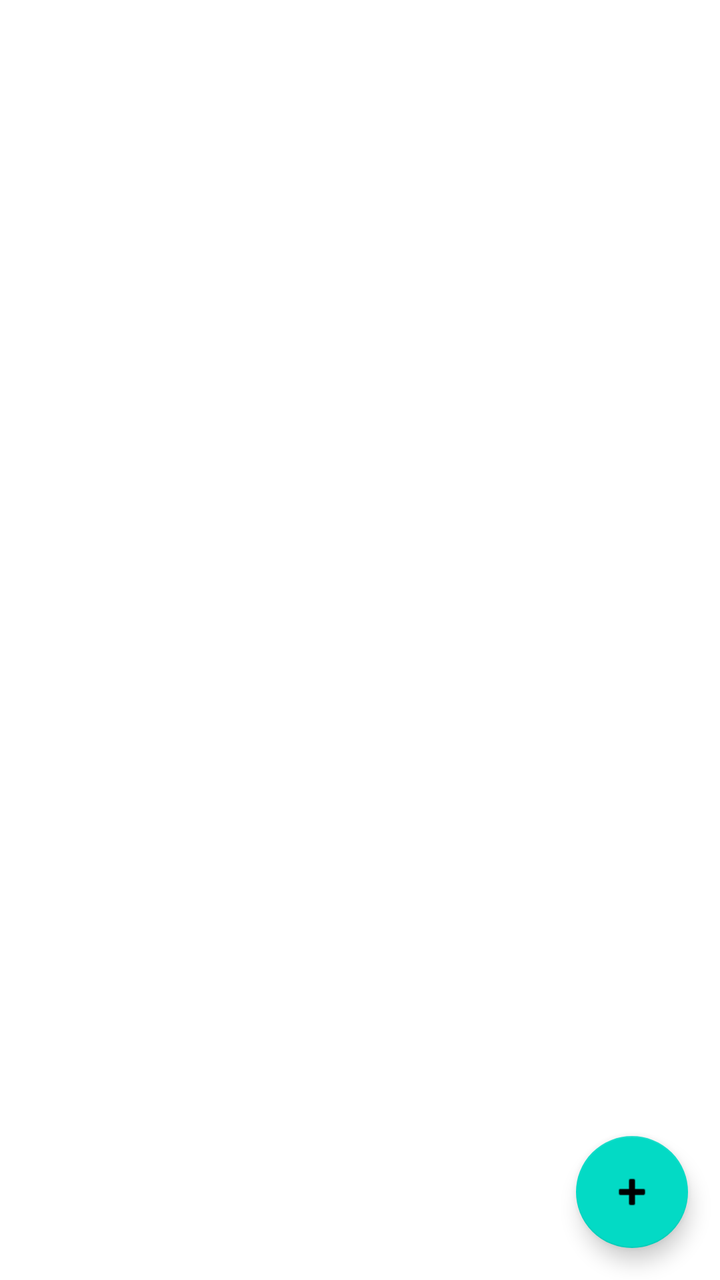
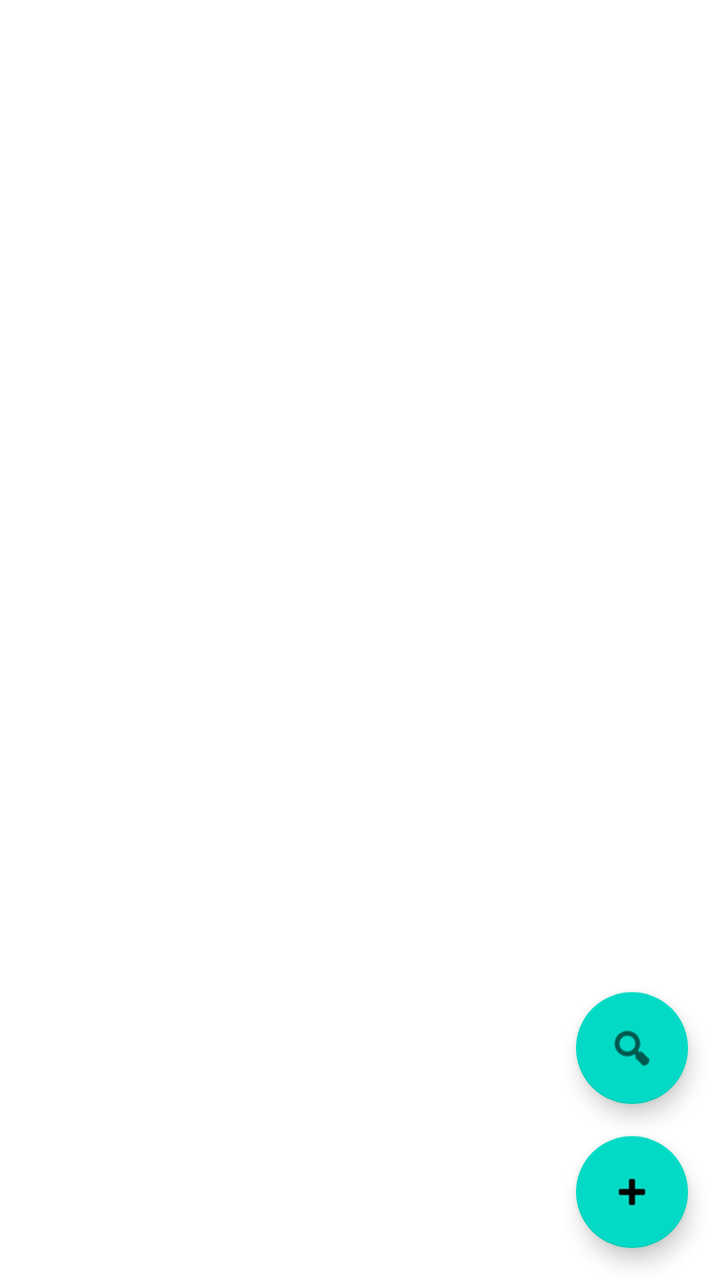

Two renders of the same Android screen: before a commit and after it. Below are the layout's source before the change and the commit's diff.
<!-- AndroidManifest.xml: application theme Theme.Photos -->
<!-- res/layout/activity_main.xml -->
<?xml version="1.0" encoding="utf-8"?>
<androidx.constraintlayout.widget.ConstraintLayout xmlns:android="http://schemas.android.com/apk/res/android"
    xmlns:app="http://schemas.android.com/apk/res-auto"
    android:layout_width="match_parent"
    android:layout_height="match_parent">

    <androidx.recyclerview.widget.RecyclerView
        android:id="@+id/albumsRecyclerView"
        android:layout_width="0dp"
        android:layout_height="0dp"
        android:padding="8dp"
        app:layout_constraintBottom_toBottomOf="parent"
        app:layout_constraintEnd_toEndOf="parent"
        app:layout_constraintStart_toStartOf="parent"
        app:layout_constraintTop_toTopOf="parent" />

    <com.google.android.material.floatingactionbutton.FloatingActionButton
        android:id="@+id/addAlbumFab"
        android:layout_width="wrap_content"
        android:layout_height="wrap_content"
        android:layout_margin="16dp"
        android:contentDescription="Add new album"
        android:src="@android:drawable/ic_input_add"
        app:layout_constraintBottom_toBottomOf="parent"
        app:layout_constraintEnd_toEndOf="parent" />

</androidx.constraintlayout.widget.ConstraintLayout>
<!-- resources referenced by this layout -->
<resources>
  <style name="Theme.Photos" parent="Theme.MaterialComponents.DayNight.DarkActionBar">
          <item name="colorPrimary">@color/purple_500</item>
          <item name="colorPrimaryVariant">@color/purple_700</item>
          <item name="colorOnPrimary">@color/white</item>
          <item name="colorSecondary">@color/teal_200</item>
          <item name="colorOnSecondary">@color/black</item>
          <item name="android:windowBackground">@color/white</item>
      </style>
  <color name="purple_500">#6200EE</color>
  <color name="purple_700">#3700B3</color>
  <color name="white">#FFFFFF</color>
  <color name="teal_200">#03DAC5</color>
  <color name="black">#000000</color>
</resources>

<!-- the commit's change to res/layout/activity_main.xml (unified diff, before → after) -->
@@ -9,10 +9,10 @@
         android:layout_width="0dp"
         android:layout_height="0dp"
         android:padding="8dp"
+        app:layout_constraintTop_toTopOf="parent"
         app:layout_constraintBottom_toBottomOf="parent"
-        app:layout_constraintEnd_toEndOf="parent"
         app:layout_constraintStart_toStartOf="parent"
-        app:layout_constraintTop_toTopOf="parent" />
+        app:layout_constraintEnd_toEndOf="parent" />
 
     <com.google.android.material.floatingactionbutton.FloatingActionButton
         android:id="@+id/addAlbumFab"
@@ -24,4 +24,14 @@
         app:layout_constraintBottom_toBottomOf="parent"
         app:layout_constraintEnd_toEndOf="parent" />
 
+    <com.google.android.material.floatingactionbutton.FloatingActionButton
+        android:id="@+id/searchFab"
+        android:layout_width="wrap_content"
+        android:layout_height="wrap_content"
+        android:layout_margin="16dp"
+        android:contentDescription="Search photos"
+        android:src="@android:drawable/ic_menu_search"
+        app:layout_constraintBottom_toTopOf="@id/addAlbumFab"
+        app:layout_constraintEnd_toEndOf="parent" />
+
 </androidx.constraintlayout.widget.ConstraintLayout>
